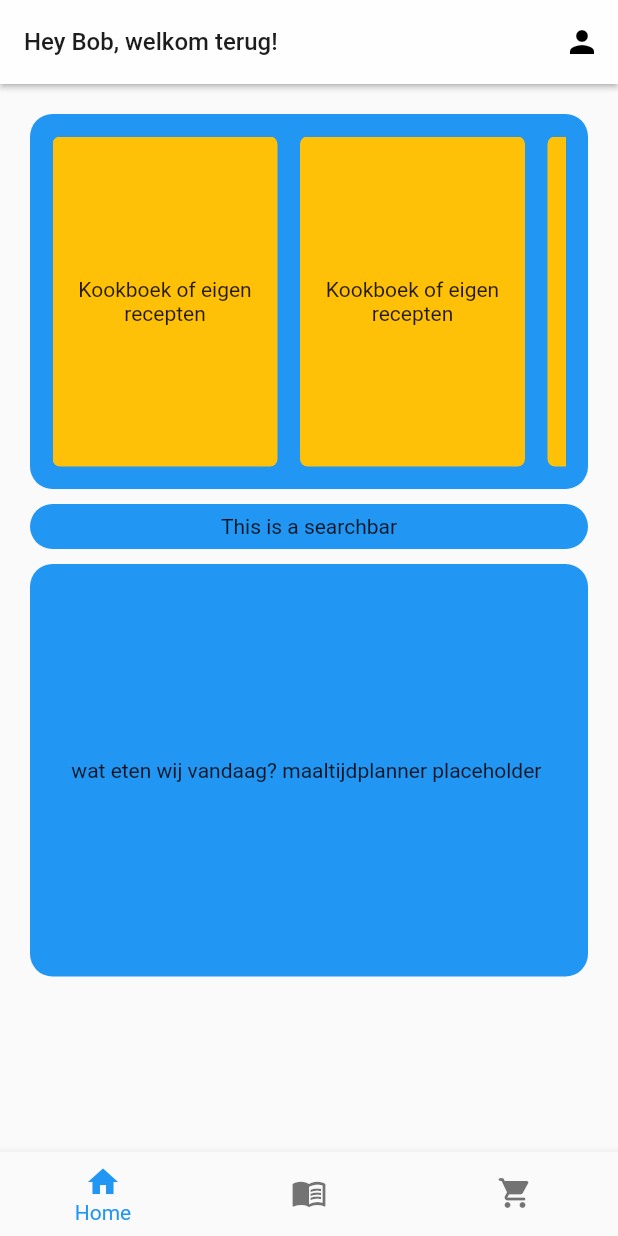
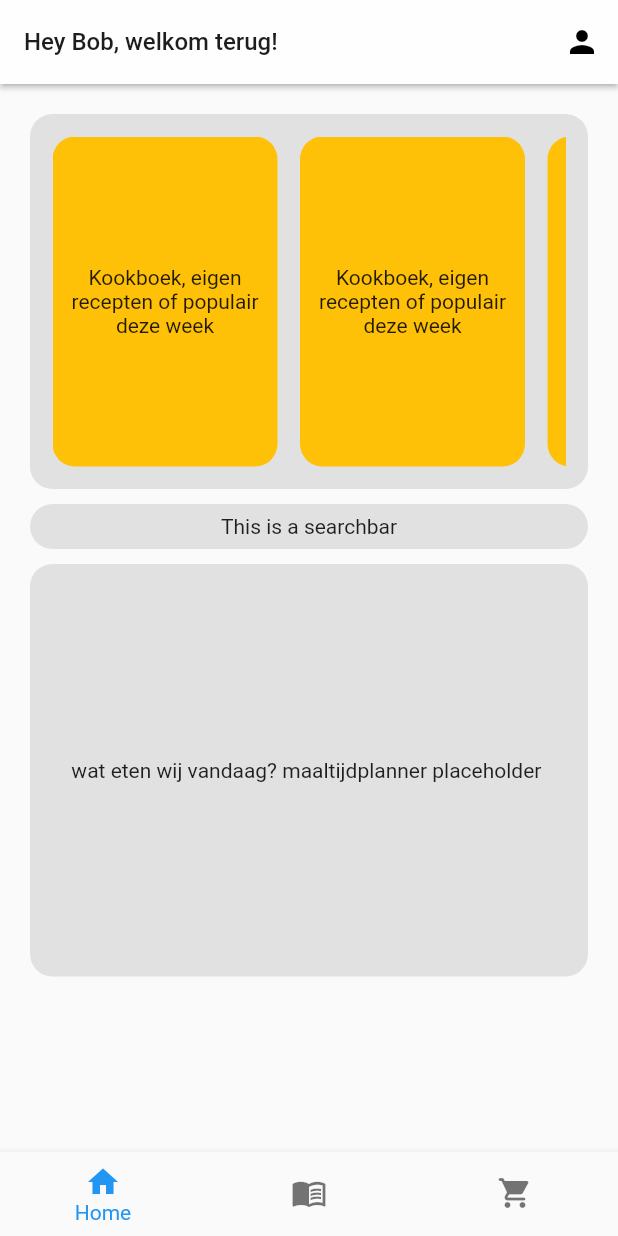
Before and after one commit to Bobmanns/Cocinara, a Flutter app: the screen it shows after launch, on a phone screen of 412 x 824 dp. Run offline on Flutter 3.47's test engine with Material 2 defaults, Android fonts, the phone set to English and light mode, and no system bars; our stand-ins replace cloud_firestore, firebase_core; accounts and stored records are empty.

Commit message:
homepagina v2

```diff
--- a/lib/PAGES/homepage.dart
+++ b/lib/PAGES/homepage.dart
@@ -1,5 +1,7 @@
 import 'package:flutter/material.dart';
 import 'package:cloud_firestore/cloud_firestore.dart';
+
+import '../Classes/recepten.dart';
 
 class HomePage extends StatefulWidget {
   const HomePage({Key? key}) : super(key: key);
@@ -10,12 +12,12 @@ class HomePage extends StatefulWidget {
 
 class _HomePaginaState extends State<HomePage> {
   var db = FirebaseFirestore.instance;
+  List<Recipe> recipes = [];
 
   int currentIndex = 0;
   @override
   Widget build(context) {
     return Scaffold(
-      // resizeToAvoidBottomInset: false,
       appBar: AppBar(
         elevation: 1.5,
         actions: [
@@ -50,7 +52,7 @@ class _HomePaginaState extends State<HomePage> {
               margin: const EdgeInsets.fromLTRB(10, 0, 10, 0),
               decoration: const BoxDecoration(
                   borderRadius: BorderRadius.all(Radius.circular(15)),
-                  color: Colors.blue),
+                  color: Color.fromARGB(255, 225, 225, 225)),
               child: SingleChildScrollView(
                 scrollDirection: Axis.horizontal,
                 child: Row(
@@ -74,7 +76,7 @@ class _HomePaginaState extends State<HomePage> {
               padding: const EdgeInsets.all(5),
               decoration: const BoxDecoration(
                   borderRadius: BorderRadius.all(Radius.circular(15)),
-                  color: Colors.blue),
+                  color: Color.fromARGB(255, 225, 225, 225)),
               child: const Center(child: Text('This is a searchbar')),
             ),
             const SizedBox(
@@ -86,7 +88,7 @@ class _HomePaginaState extends State<HomePage> {
               margin: const EdgeInsets.fromLTRB(10, 0, 10, 0),
               decoration: const BoxDecoration(
                   borderRadius: BorderRadius.all(Radius.circular(15)),
-                  color: Colors.blue),
+                  color: Color.fromARGB(255, 225, 225, 225)),
               child: const Center(
                   child: Text(
                       'wat eten wij vandaag? maaltijdplanner placeholder ')),
@@ -103,12 +105,19 @@ class _HomePaginaState extends State<HomePage> {
         width: 150,
         height: 225,
         decoration: const BoxDecoration(
-            borderRadius: BorderRadius.all(Radius.circular(5)),
+            borderRadius: BorderRadius.all(Radius.circular(15)),
             color: Colors.amber),
-        child: const Center(
-          child: Text(
-            'Kookboek of eigen recepten',
-            textAlign: TextAlign.center,
+        child: Card(
+          elevation: 0.0,
+          color: Colors.amber,
+          child: InkWell(
+            onTap: () {},
+            child: const Center(
+              child: Text(
+                'Kookboek, eigen recepten of populair deze week',
+                textAlign: TextAlign.center,
+              ),
+            ),
           ),
         ),
       );
--- a/lib/PAGES/receptenboek.dart
+++ b/lib/PAGES/receptenboek.dart
@@ -114,6 +114,7 @@ class IngredientTab extends StatefulWidget {
   @override
   // ignore: no_logic_in_create_state
   State<StatefulWidget> createState() =>
+      // ignore: no_logic_in_create_state
       IngredientTabState(List.filled(ingredients.length, true));
 }
 
```
